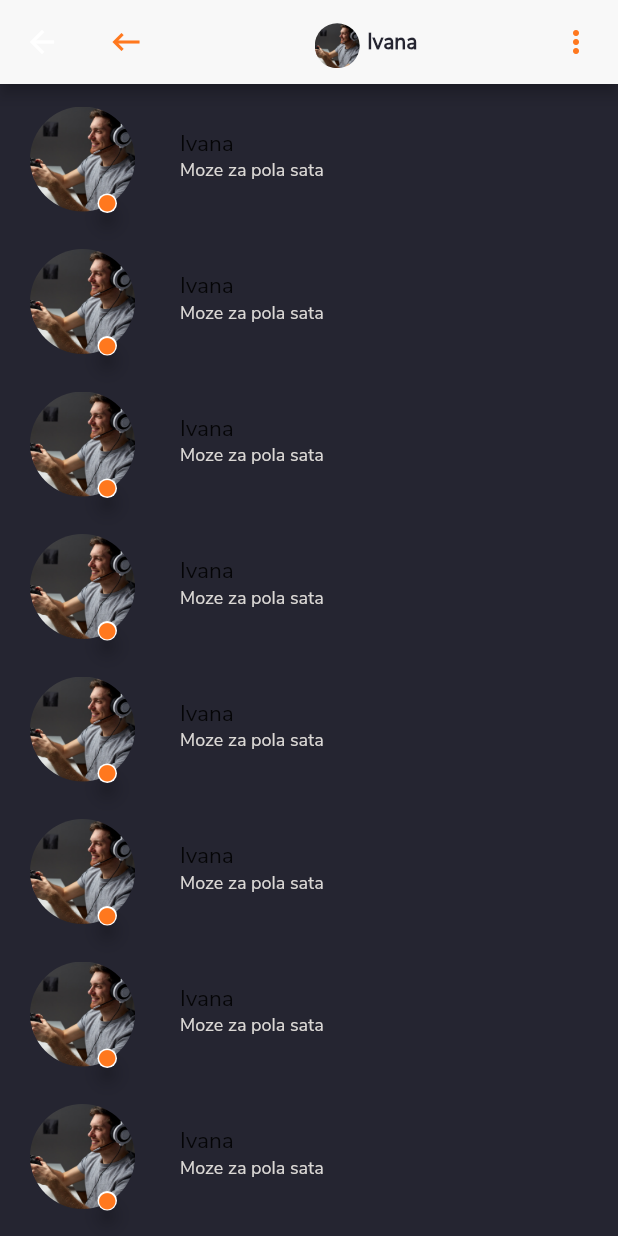
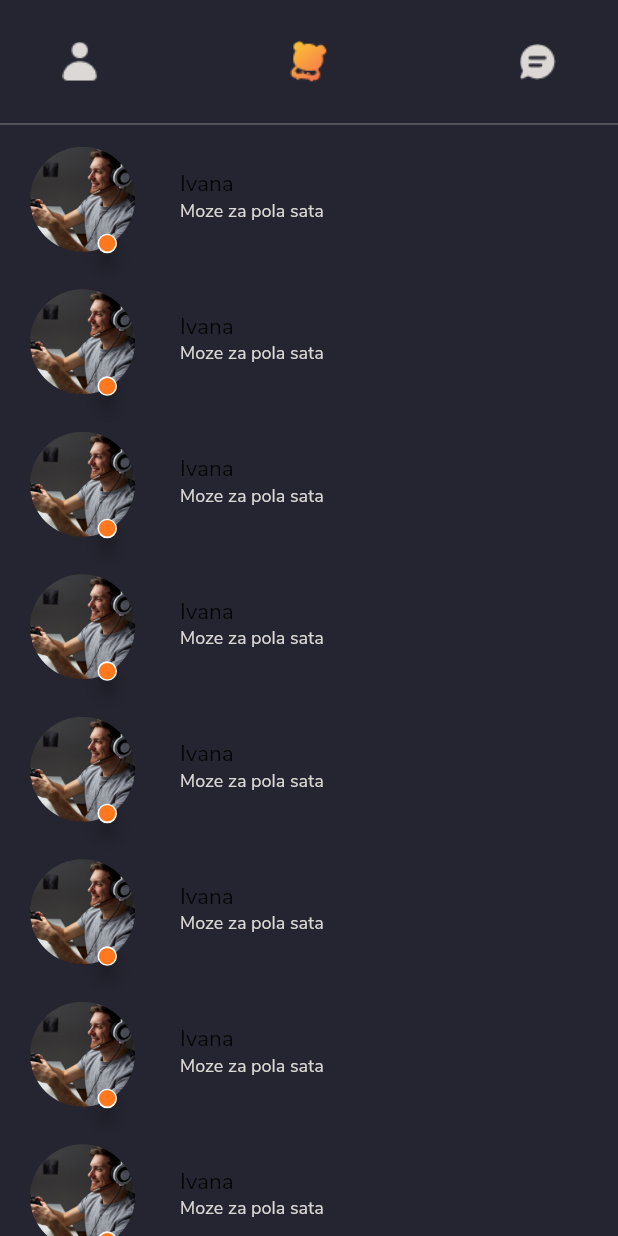
Before and after one commit to vrunds82/gamingpanda, a Flutter app: the chatscreen screen opened by its route, on a phone screen of 412 x 824 dp. Run offline on Flutter 3.47's test engine with Material 2 defaults, Android fonts, the phone set to English and light mode, and no system bars; our stand-ins replace shared_preferences; missing offline and left inert: flutter_range_slider; accounts and stored records are empty.

Commit message:
27-4 time - 11:32

```diff
--- a/lib/chat.dart
+++ b/lib/chat.dart
@@ -10,71 +10,143 @@ class chatscreen extends StatefulWidget {
 class _chatscreenState extends State<chatscreen> {
   @override
   Widget build(BuildContext context) {
-    return Scaffold(appBar: CustomAppbarforchat,
+    return Scaffold(/*appBar: CustomAppbarforchat,*/
 
-body:   ListView.builder(
+body:   Column(
+  children: <Widget>[
+    CustomAppbar(),
+        Expanded(
+      child:   ListView.builder(
+
         //gridDelegate: SliverGridDelegateWithFixedCrossAxisCount(crossAxisCount: 1),
 
+
+
           itemBuilder: (BuildContext ctxt, int index) {
+
             return  Column(
+
               children: <Widget>[
+
+
+
                 Row(
+
                   children: <Widget>[
+
                     Stack(
+
                       children: <Widget>[
+
                         Container(height: 70,width: 70,margin: EdgeInsets.only(left: 20,top: 15,bottom: 10),
+
                             decoration: new BoxDecoration(
+
                                 shape: BoxShape.circle,
+
                                 image: new DecorationImage(
+
                                   fit: BoxFit.cover,
+
                                   image:AssetImage('assets/images/user.png'),
+
                                 )
+
                             )
+
                         ),
+
                         Positioned(
+
                           right: 8,bottom: 5,
+
                           child: Card(elevation: 5.0,
+
                             shape: RoundedRectangleBorder(
+
                               borderRadius: BorderRadius.circular(40.0),
+
                             ),
+
                             child: Padding(
+
                               padding: const EdgeInsets.all(0.0),
+
                               child: Container(
 
 
 
 
+
+
+
+
+
                                   child: Icon(Icons.brightness_1,color: Global.orangepanda,size: 13,)),
+
                             ),
+
                           ),
+
                         ),
+
                       ],
+
                     ),
 
 
 
 
 
+
+
+
+
+
+
                     Expanded(
+
                       child: Padding(
+
                         padding: const EdgeInsets.only(left:30),
+
                         child: Column(mainAxisAlignment: MainAxisAlignment.start,crossAxisAlignment: CrossAxisAlignment.start,
+
                           children: <Widget>[
+
                             Text('Ivana',style: TextStyle(fontSize: 15),textAlign: TextAlign.left,),
+
                             Text('Moze za pola sata',style: TextStyle(fontSize: 12,color: Global.greypandaicon),textAlign: TextAlign.left,),
 
+
+
                           ],
+
                         ),
+
                       ),
+
                     ),
+
+
 
                   ], ),
 
 
 
+
+
+
+
               ],
+
             );
+
           }
+
+      ),
+    ),
+  ],
 ),
     );
   }
--- a/lib/filters.dart
+++ b/lib/filters.dart
@@ -46,6 +46,7 @@ class _filteritemState extends State<filteritem> {
   @override
   Widget build(BuildContext context) {
     return Scaffold(
+
       body: SingleChildScrollView(
         child: Padding(
           padding: const EdgeInsets.only(left: 20,right: 20,top: 30),
@@ -389,7 +390,7 @@ Row(
                 Expanded(child: customraisedbutton(text: "SAVE",bgclr: Global.orangepanda,clr: Global.whitepanda,)),
               ],
             ),
-            SizedBox(height: 5,),
+            SizedBox(height: 10,),
             Row(
               children: <Widget>[
                 Expanded(child: customraisedbutton(text: "BACK",bgclr: Global.orangepanda,clr: Global.whitepanda,)),
--- a/lib/global.dart
+++ b/lib/global.dart
@@ -145,22 +145,29 @@ class CustomAppbar extends StatelessWidget {
   Widget build(BuildContext context) {
     return Column(
       children: <Widget>[
+
         Container(
-          height: MediaQuery.of(context).size.width * .15,
-          color: Colors.grey[200],
+          height: MediaQuery.of(context).size.width * .2,
+          color: Global.isSwitchedFT==false?Global.blackpanda:Global.whitepanda ,
+          child: SafeArea(
+            child: Padding(
+              padding: const EdgeInsets.only(top:8.0,bottom: 8.0),
               child: Row(
 
                 children: <Widget>[
                   SizedBox(
                     width: MediaQuery.of(context).size.width*.08,
+
                   ),
                   GestureDetector(onTap: (){
+
+                    Global.currentpageindex = 0;
                    Navigator.of(context).pushNamed('profile');
     },
                     child: Image.asset(
                       Global.currentpageindex == 0
-                      ? 'assets/images/usergrey.png'
-                      : 'assets/images/userorange.png',
+                          ? 'assets/images/userorange.png'
+                          : 'assets/images/usergrey.png',
                       height: MediaQuery.of(context).size.width * .1,
                       width: MediaQuery.of(context).size.width * .1,
                     ),
@@ -168,12 +175,14 @@ class CustomAppbar extends StatelessWidget {
 
                   Expanded(
                     child: GestureDetector(onTap: (){
+
+                      Global.currentpageindex = 1;
                       Navigator.of(context).pushNamed('cardswipe');
                     },
                       child: Image.asset(
                         Global.currentpageindex == 1
-                        ? 'assets/images/pandagrey.png'
-                        : 'assets/images/pandaorange.png',
+                            ? 'assets/images/pandaorange.png'
+                            : 'assets/images/pandagrey.png',
                         height: MediaQuery.of(context).size.width * .1,
                         width: MediaQuery.of(context).size.width * .1,
                       ),
@@ -181,10 +190,14 @@ class CustomAppbar extends StatelessWidget {
                   ),
 
                   GestureDetector(onTap: (){
+
+                    Global.currentpageindex = 2;
                     Navigator.of(context).pushNamed('chat');
                   },
-                child: Image.asset(
-                  'assets/images/chatgrey.png',
+                    child: Image.asset(   Global.currentpageindex == 2
+                        ? 'assets/images/chatorange.png'
+                        : 'assets/images/chatgrey.png',
+
                       height: MediaQuery.of(context).size.width * .1,
                       width: MediaQuery.of(context).size.width * .1,
                     ),
@@ -193,6 +206,8 @@ class CustomAppbar extends StatelessWidget {
                     width: MediaQuery.of(context).size.width*.08,
                   ),
                 ],
+              ),
+            ),
           ),
         ),
         Container(
@@ -314,13 +329,17 @@ class customcard extends StatelessWidget {
   }
 }
 
-AppBar CustomAppbarforchat = AppBar(
+AppBar CustomAppbarforchat = AppBar(automaticallyImplyLeading: false,
   backgroundColor: Global.whitepanda,
   title: Row(
     children: <Widget>[
-      Icon(
+      GestureDetector(onTap: (){
+
+      },
+        child: Icon(
           Icons.keyboard_backspace,
           color: Global.orangepanda,
+        ),
       ),
       Spacer(),
       Row(
@@ -389,7 +408,7 @@ class customgradientbuton extends StatelessWidget {
   }
 }
 
-AppBar CustomAppbarforsettings = AppBar(
+AppBar CustomAppbarforsettings = AppBar(automaticallyImplyLeading: false,
   flexibleSpace: Container(
     decoration: BoxDecoration(
         gradient: LinearGradient(
--- a/lib/main.dart
+++ b/lib/main.dart
@@ -21,6 +21,7 @@ class MyApp extends StatelessWidget {
     return MaterialApp(debugShowCheckedModeBanner: false,
       title: 'Flutter Demo',
       theme: ThemeData(scaffoldBackgroundColor:Global.isSwitchedFT==false?Global.blackpanda:Global.whitepanda ,
+        //appBarTheme: AppBarTheme( color:  Global.isSwitchedFT==false?Global.blackpanda:Global.whitepanda,),
         fontFamily: "Schyler",
         textTheme: TextTheme(body1: TextStyle(fontSize: Global.fontsize),body2: TextStyle(fontSize: Global.fontsize),
         title:TextStyle(fontSize: Global.fontsize) ,
@@ -38,7 +39,7 @@ class MyApp extends StatelessWidget {
 
 
       ),
-      home: profilepage(),
+      home: splashscreen(),
       routes: {
 
       'login':(context)=>loginpage(),
```
Also changed, not shown: lib/profile.dart (+10 -5 lines). Lines whose indentation alone changed are shown as unchanged.
